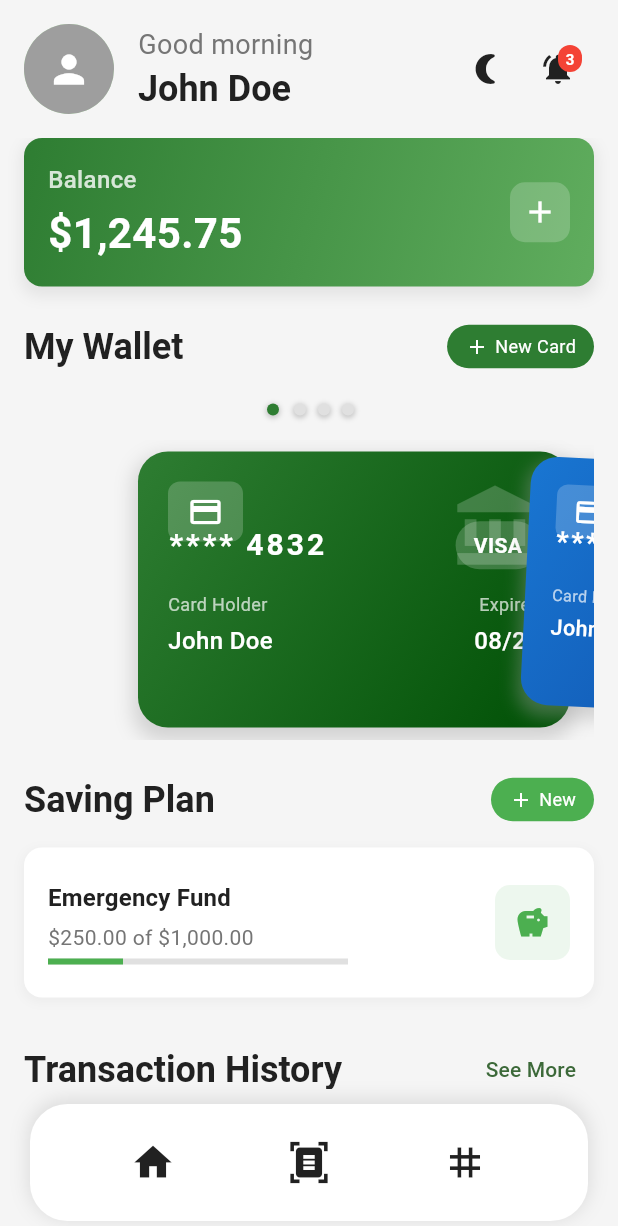
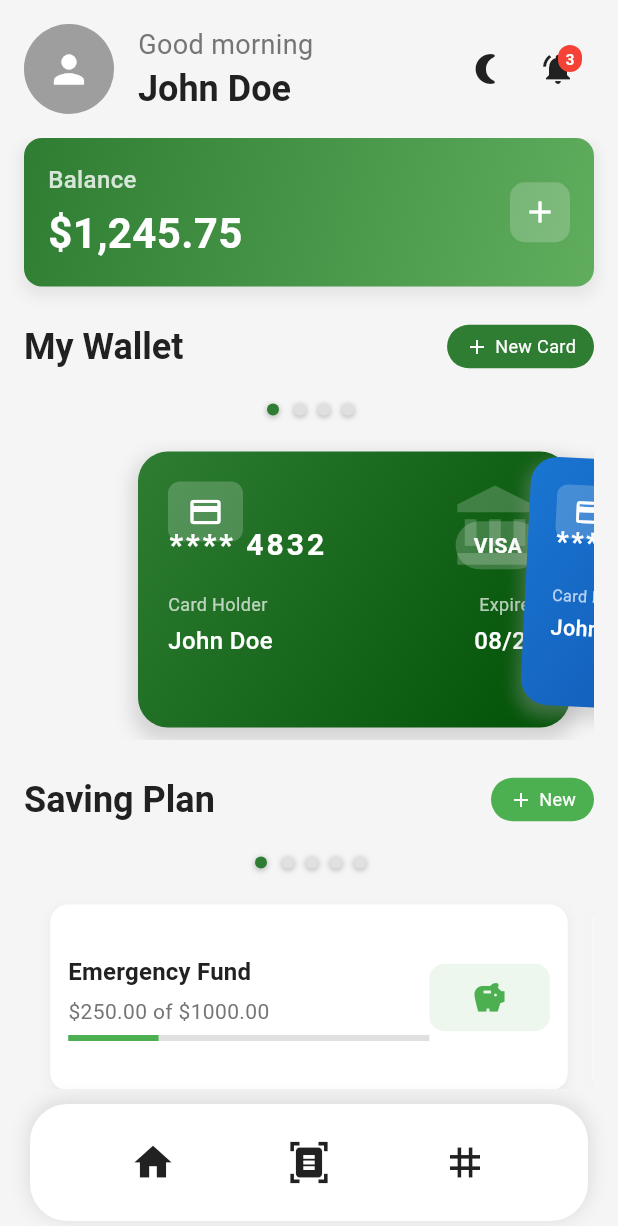
Before and after one commit to julesntare/tm_test, a Flutter app: the screen it shows after launch, on a phone screen of 412 x 824 dp. Shown: the top 1226 px of the screen. Run offline on Flutter 3.47's test engine with Material 3 defaults, Android fonts, the light colour scheme and no system bars.

Commit message:
improved saving cards with swiping

```diff
--- a/mobile_pages/lib/components/saving_plan_card.dart
+++ b/mobile_pages/lib/components/saving_plan_card.dart
@@ -1,13 +1,147 @@
 import 'package:flutter/material.dart';
 import '../theme/colors.dart';
 
-class SavingPlanCard extends StatelessWidget {
+class SavingPlanCard extends StatefulWidget {
   const SavingPlanCard({super.key});
 
   @override
+  State<SavingPlanCard> createState() => _SavingPlanCardState();
+}
+
+class _SavingPlanCardState extends State<SavingPlanCard> {
+  late PageController _pageController;
+  int _currentPage = 0;
+
+  // Multiple saving plan data
+  final List<SavingPlanData> _savingPlans = [
+    SavingPlanData(
+      title: 'Emergency Fund',
+      currentAmount: 250.00,
+      targetAmount: 1000.00,
+      icon: Icons.savings,
+      color: WalletColors.success,
+    ),
+    SavingPlanData(
+      title: 'Vacation Fund',
+      currentAmount: 850.00,
+      targetAmount: 2000.00,
+      icon: Icons.beach_access,
+      color: WalletColors.primary,
+    ),
+    SavingPlanData(
+      title: 'Car Down Payment',
+      currentAmount: 3200.00,
+      targetAmount: 5000.00,
+      icon: Icons.directions_car,
+      color: WalletColors.secondary,
+    ),
+    SavingPlanData(
+      title: 'Home Renovation',
+      currentAmount: 5000.00,
+      targetAmount: 15000.00,
+      icon: Icons.home,
+      color: WalletColors.accent,
+    ),
+    SavingPlanData(
+      title: 'Retirement Fund',
+      currentAmount: 15000.00,
+      targetAmount: 100000.00,
+      icon: Icons.pie_chart,
+      color: WalletColors.warning,
+    ),
+  ];
+
+  @override
+  void initState() {
+    super.initState();
+    _pageController = PageController(initialPage: 0, viewportFraction: 0.95);
+  }
+
+  @override
+  void dispose() {
+    _pageController.dispose();
+    super.dispose();
+  }
+
+  @override
   Widget build(BuildContext context) {
-    return Container(
-      height: 100,
+    return Column(
+      children: [
+        // Indicator dots
+        SizedBox(
+          height: 20,
+          child: Row(
+            mainAxisAlignment: MainAxisAlignment.center,
+            children: _buildIndicatorDots(),
+          ),
+        ),
+        const SizedBox(height: 10),
+        // Saving plans carousel with different transition - fade only
+        SizedBox(
+          height: 140,
+          child: PageView.builder(
+            controller: _pageController,
+            onPageChanged: (index) {
+              setState(() {
+                _currentPage = index;
+              });
+            },
+            itemCount: _savingPlans.length,
+            itemBuilder: (context, index) {
+              // Fade-only transition effect (different from wallet cards)
+              double currentPageValue = _pageController.hasClients
+                  ? _pageController.page ?? 0
+                  : 0;
+              double position = (index - currentPageValue).abs();
+
+              // Calculate opacity based on position (only fade, no sliding)
+              double opacity = 1.0 - (position * 0.7).clamp(0.0, 0.7);
+
+              return _buildSavingPlanCard(index, opacity);
+            },
+          ),
+        ),
+      ],
+    );
+  }
+
+  List<Widget> _buildIndicatorDots() {
+    return List.generate(
+      _savingPlans.length,
+      (index) => Container(
+        margin: const EdgeInsets.symmetric(horizontal: 4),
+        width: _currentPage == index ? 12 : 8,
+        height: 8,
+        decoration: BoxDecoration(
+          color: _currentPage == index
+              ? Theme.of(context).primaryColor
+              : Colors.grey[300],
+          shape: BoxShape.circle,
+          boxShadow: [
+            BoxShadow(
+              color: Colors.grey.withValues(alpha: 0.5),
+              spreadRadius: 1,
+              blurRadius: 2,
+              offset: const Offset(0, 1),
+            ),
+          ],
+        ),
+      ),
+    );
+  }
+
+  Widget _buildSavingPlanCard(int index, double opacity) {
+    final plan = _savingPlans[index];
+    double progress = plan.currentAmount / plan.targetAmount;
+    String progressText = '\$${plan.currentAmount.toStringAsFixed(2)} of \$${plan.targetAmount.toStringAsFixed(2)}';
+
+    return AnimatedBuilder(
+      animation: _pageController,
+      builder: (context, child) {
+        return Opacity(
+          opacity: opacity,
+          child: Container(
+            margin: const EdgeInsets.symmetric(horizontal: 8, vertical: 8),
             decoration: BoxDecoration(
               color: Theme.of(context).cardColor,
               borderRadius: BorderRadius.circular(12),
@@ -21,50 +155,72 @@ class SavingPlanCard extends StatelessWidget {
               ],
             ),
             child: Padding(
-        padding: const EdgeInsets.all(16.0),
+              padding: const EdgeInsets.all(12.0),
               child: Row(
                 mainAxisAlignment: MainAxisAlignment.spaceBetween,
                 children: [
-            Column(
+                  Expanded(
+                    flex: 3,
+                    child: Column(
                       crossAxisAlignment: CrossAxisAlignment.start,
                       mainAxisAlignment: MainAxisAlignment.center,
                       children: [
                         Text(
-                  'Emergency Fund',
+                          plan.title,
                           style: Theme.of(context).textTheme.titleMedium
                               ?.copyWith(fontWeight: FontWeight.bold),
                         ),
                         const SizedBox(height: 4),
                         Text(
-                  r'$250.00 of $1,000.00',
+                          progressText,
                           style: Theme.of(context).textTheme.bodyMedium
                               ?.copyWith(color: Theme.of(context).textTheme.bodyMedium?.color),
                         ),
-                const SizedBox(height: 4),
-                SizedBox(
-                  width: 200,
-                  child: LinearProgressIndicator(
-                    value: 0.25,
+                        const SizedBox(height: 6),
+                        LinearProgressIndicator(
+                          value: progress,
                           backgroundColor: Colors.grey[300],
-                    valueColor: const AlwaysStoppedAnimation<Color>(
-                      WalletColors.success,
-                    ),
+                          valueColor: AlwaysStoppedAnimation<Color>(
+                            plan.color,
                           ),
                         ),
                       ],
                     ),
-            Container(
-              width: 50,
-              height: 50,
+                  ),
+                  Expanded(
+                    flex: 1,
+                    child: Container(
+                      width: 45,
+                      height: 45,
                       decoration: BoxDecoration(
-                color: WalletColors.success.withValues(alpha: 0.1),
+                        color: plan.color.withValues(alpha: 0.1),
                         borderRadius: BorderRadius.circular(10),
                       ),
-              child: Icon(Icons.savings, color: WalletColors.success),
+                      child: Icon(plan.icon, color: plan.color),
+                    ),
                   ),
                 ],
               ),
             ),
+          ),
+        );
+      },
     );
   }
 }
+
+class SavingPlanData {
+  final String title;
+  final double currentAmount;
+  final double targetAmount;
+  final IconData icon;
+  final Color color;
+
+  SavingPlanData({
+    required this.title,
+    required this.currentAmount,
+    required this.targetAmount,
+    required this.icon,
+    required this.color,
+  });
+}
--- a/mobile_pages/lib/main.dart
+++ b/mobile_pages/lib/main.dart
@@ -188,7 +188,7 @@
                   ),
                   const SizedBox(height: 16),
 
-                  // Saving Plan Card
+                  // Multiple Saving Plans with different transition
                   const SavingPlanCard(),
                   const SizedBox(height: 24),
 
```
Lines whose indentation alone changed are shown as unchanged.
